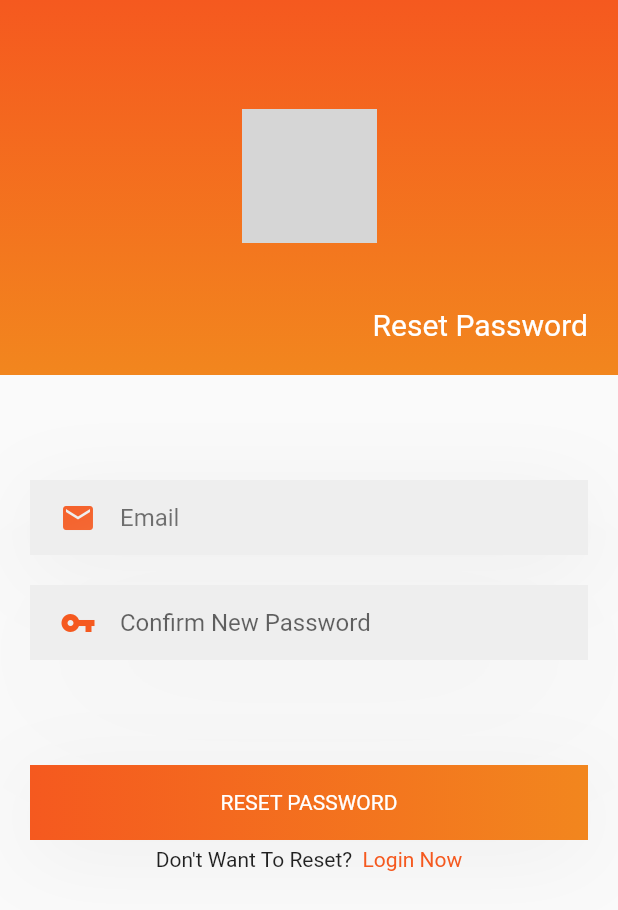
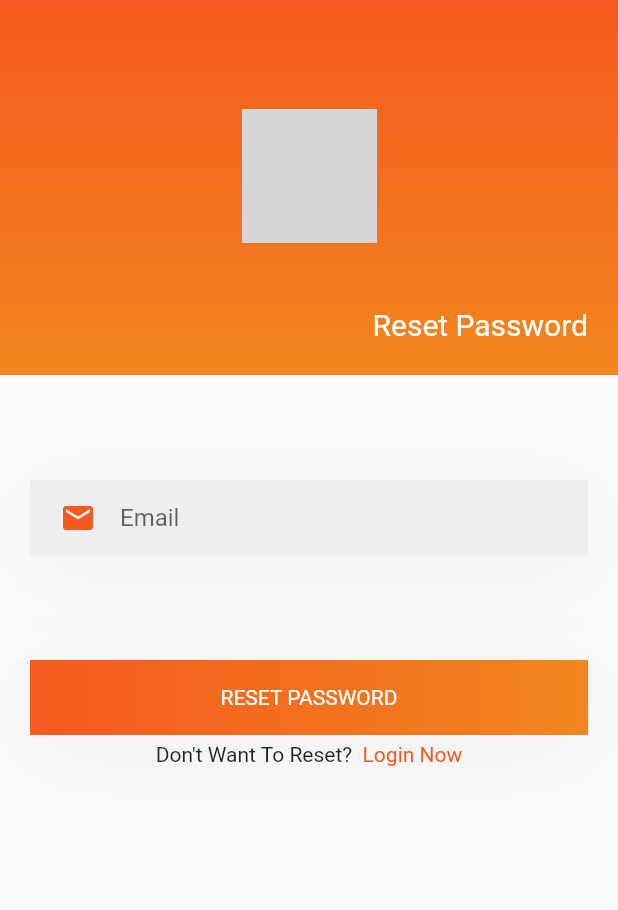
Before and after one commit to adedayospindles/flutter_firebase_auth, a Flutter app: the ResetPassScreen screen opened directly, on a phone screen of 412 x 824 dp. Shown: the top 910 px of the screen. Run offline on Flutter 3.47's test engine with Material 2 defaults, Android fonts, the phone set to English and light mode, and no system bars; our stand-ins replace email_validator, firebase_auth, firebase_core; accounts and stored records are empty; grey boxes are pictures that could not be loaded.

Commit message:
reset password utils fix

```diff
--- a/lib/screens/resetpass.dart
+++ b/lib/screens/resetpass.dart
@@ -30,7 +30,7 @@ class StartState extends State<ResetPassScreen> {
         email: emailController.text.trim(),
       );
 
-      Utils.showSnackBar('Password Reset Email sent');
+      Utils.showSnackBar('Password Reset Email sent!');
       Navigator.of(context).popUntil((route) => route.isFirst);
     } on FirebaseAuthException catch (e) {
       print(e);
@@ -39,8 +39,7 @@ class StartState extends State<ResetPassScreen> {
       Navigator.of(context).pop();
     }
 
-    // navigatorKey.currentState.popUntil((route) => route.isFirst);
-    // Navigator.of(context).popUntil((route) => route.isFirst);
+    //Navigator.of(context).popUntil((route) => route.isFirst);
   }
 
   @override
@@ -129,7 +128,7 @@ class StartState extends State<ResetPassScreen> {
                         ),
                       ),
                     ),
-                    Container(
+                    /* Container(
                       alignment: Alignment.center,
                       margin: EdgeInsets.only(left: 20, right: 20, top: 20),
                       padding: EdgeInsets.only(left: 20, right: 20),
@@ -157,7 +156,7 @@ class StartState extends State<ResetPassScreen> {
                           focusedBorder: InputBorder.none,
                         ),
                       ),
-                    ),
+                    ),*/
                     GestureDetector(
                       onTap: () {
                         // Write Click Listener Code Here.
--- a/lib/screens/utils.dart
+++ b/lib/screens/utils.dart
@@ -6,7 +6,7 @@ class Utils {
   static showSnackBar(String text) {
     if (text == null) return;
 
-    final snackBar = SnackBar(content: Text(text), backgroundColor: Colors.red);
+    final snackBar = SnackBar(content: Text(text), backgroundColor: Colors.orange);
 
     messengerKey.currentState
       ..removeCurrentSnackBar()
--- a/lib/screens/welcome.dart
+++ b/lib/screens/welcome.dart
@@ -13,8 +13,8 @@ class WelcomeScreen extends StatefulWidget {
 class StartState extends State<WelcomeScreen> {
   @override
   Widget build(BuildContext context) {
-    // return welcomeWidget();
-    return initWidget();
+    return welcomeWidget();
+    //return initWidget();
   }
 
   welcomeWidget() {
```
Also changed, not shown: 4 other files.
